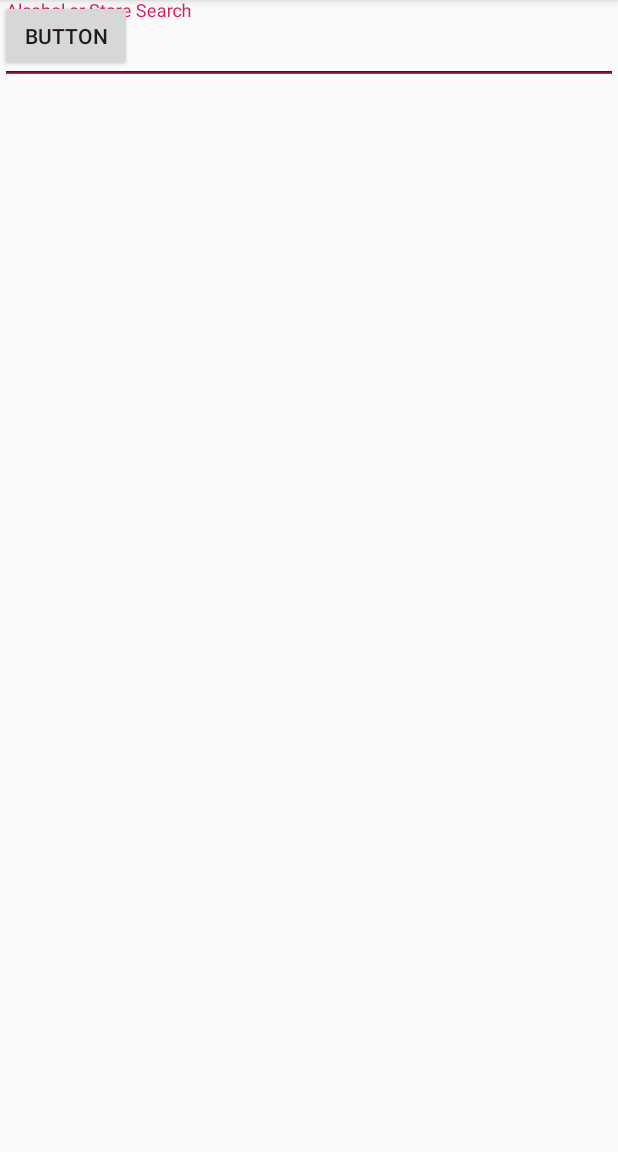
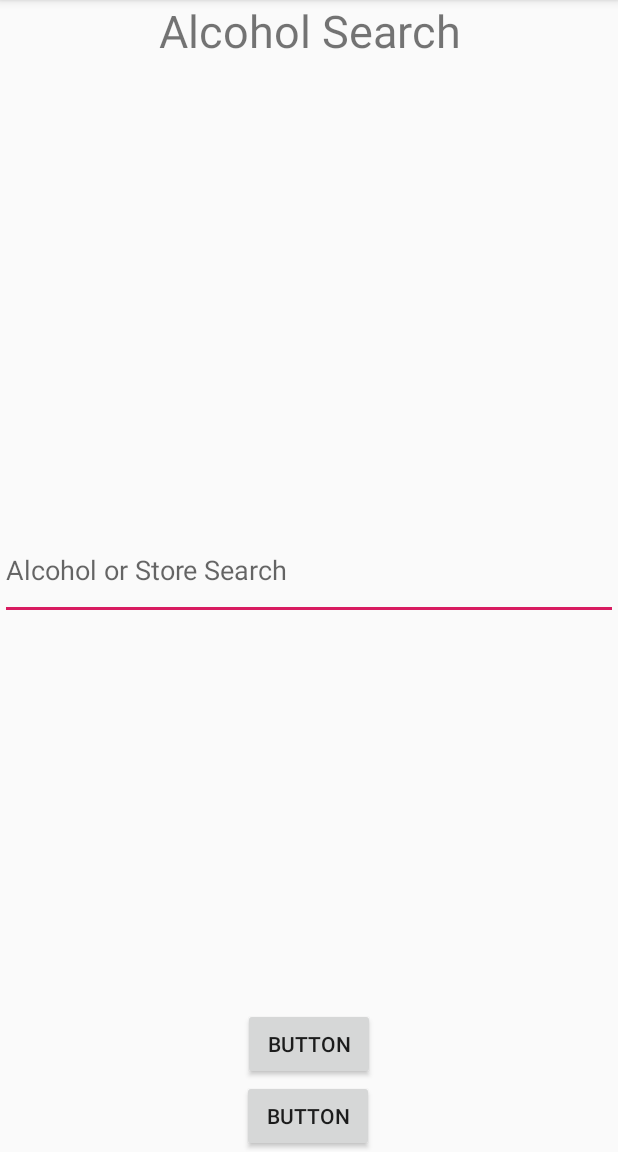
Before and after one commit to Porter-Carl-IV/FlagBAC, an Android app: the screen it shows after launch (MainActivity), on a phone screen of 412 x 824 dp, the part 84-1236 px from its top. Run offline under Robolectric (Android 15) with nearby library versions, the phone set to English and light mode, and no system bars.

Commit message:
Added imageviews

```diff
--- a/app/build.gradle
+++ b/app/build.gradle
@@ -30,7 +30,7 @@ android {
 
 dependencies {
     implementation fileTree(dir: 'libs', include: ['*.jar'])
-    implementation"org.jetbrains.kotlin:kotlin-stdlib-jdk7:$kotlin_version"
+    implementation "org.jetbrains.kotlin:kotlin-stdlib-jdk7:$kotlin_version"
     implementation 'androidx.appcompat:appcompat:1.0.2'
     implementation 'androidx.core:core-ktx:1.0.2'
     implementation 'androidx.constraintlayout:constraintlayout:1.1.3'
--- a/app/src/main/java/com/example/flagbac/AlcoholAdapter.kt
+++ b/app/src/main/java/com/example/flagbac/AlcoholAdapter.kt
@@ -5,6 +5,7 @@ import android.content.Intent
 import android.view.LayoutInflater
 import android.view.View
 import android.view.ViewGroup
+import android.widget.ImageView
 import android.widget.TextView
 import androidx.cardview.widget.CardView
 import androidx.core.content.ContextCompat.startActivity
@@ -25,7 +26,7 @@ class AlcoholAdapter(val alcoholList: ArrayList<Alcohol>,
     override fun onBindViewHolder(holder: ViewHolder, position: Int) {
         holder.name?.text = alcoholList[position].name
         holder.brewery?.text = alcoholList[position].brewery
-        //holder.imgID?.text = alcoholList[location].imgID.toString()
+        holder.imgID.setImageResource(R.drawable.beer);
         holder.cardView.setOnClickListener {
             val intent = Intent(context, StoreSearch::class.java)
             val alcohol = alcoholList.get(position)
@@ -39,7 +40,7 @@ class AlcoholAdapter(val alcoholList: ArrayList<Alcohol>,
         val cardView = itemView.findViewById<CardView>(R.id.alcoholCV)
         val name = itemView.findViewById<TextView>(R.id.alcohol_name)
         val brewery = itemView.findViewById<TextView>(R.id.alcohol_brewery)
-        //val imgID = itemView.findViewById<ImageView>(R.id.alcohol_photo)
+        val imgID = itemView.findViewById<ImageView>(R.id.alcohol_photo)
 
 
     }
--- a/app/src/main/java/com/example/flagbac/MainActivity.kt
+++ b/app/src/main/java/com/example/flagbac/MainActivity.kt
@@ -17,7 +17,7 @@ class MainActivity : AppCompatActivity() {
         super.onCreate(savedInstanceState)
         setContentView(R.layout.activity_main)
 
-        button.setOnClickListener{
+        searchButton.setOnClickListener{
             val i = Intent(this@MainActivity, AlcoholSearch::class.java)
             startActivity(i)
         }
--- a/app/src/main/java/com/example/flagbac/StoreSearch.kt
+++ b/app/src/main/java/com/example/flagbac/StoreSearch.kt
@@ -25,7 +25,7 @@ class StoreSearch : AppCompatActivity()  {
         // RecyclerView for StoreSearch.
         storeSearchRV.layoutManager = LinearLayoutManager(this,
             LinearLayoutManager.VERTICAL, false)
-        val storeRVAdapter = StoreAdapter( storeList )
+        val storeRVAdapter = StoreAdapter( storeList, this)
         storeSearchRV.adapter = storeRVAdapter
 
     }
--- a/app/src/main/res/layout/activity_main.xml
+++ b/app/src/main/res/layout/activity_main.xml
@@ -7,30 +7,64 @@
     tools:context=".MainActivity">
 
     <Button
-        android:id="@+id/button"
+        android:id="@+id/insertButton"
         android:layout_width="wrap_content"
         android:layout_height="wrap_content"
         android:text="Button"
-        tools:layout_editor_absoluteX="161dp"
-        tools:layout_editor_absoluteY="507dp" />
+        app:layout_constraintBottom_toBottomOf="parent"
+        app:layout_constraintEnd_toEndOf="parent"
+        app:layout_constraintHorizontal_bias="0.498"
+        app:layout_constraintStart_toStartOf="parent" />
 
     <com.google.android.material.textfield.TextInputLayout
+        android:id="@+id/textInputLayout2"
         android:layout_width="match_parent"
-        android:layout_height="wrap_content">
+        android:layout_height="wrap_content"
+        android:layout_marginTop="24dp"
+        app:layout_constraintBottom_toTopOf="@+id/insertButton"
+        app:layout_constraintEnd_toEndOf="parent"
+        app:layout_constraintHorizontal_bias="0.0"
+        app:layout_constraintStart_toStartOf="parent"
+        app:layout_constraintTop_toBottomOf="@+id/textView3"
+        app:layout_constraintVertical_bias="0.095">
 
-        <com.google.android.material.textfield.TextInputEditText
-            android:layout_width="match_parent"
-            android:layout_height="wrap_content"
-            android:hint="Alcohol or Store Search" />
     </com.google.android.material.textfield.TextInputLayout>
 
     <com.google.android.material.textfield.TextInputLayout
+        android:id="@+id/textInputLayout"
         android:layout_width="match_parent"
-        android:layout_height="wrap_content">
+        android:layout_height="wrap_content"
+        app:layout_constraintBottom_toTopOf="parent">
 
-        <com.google.android.material.textfield.TextInputEditText
-            android:layout_width="match_parent"
-            android:layout_height="wrap_content"
-            android:hint="hint" />
     </com.google.android.material.textfield.TextInputLayout>
+
+    <TextView
+        android:id="@+id/textView3"
+        android:layout_width="match_parent"
+        android:layout_height="wrap_content"
+        android:text="@string/activity_main_banner"
+        android:textSize="30sp"
+        android:gravity="center"
+        app:layout_constraintEnd_toEndOf="parent"
+        app:layout_constraintStart_toStartOf="parent"
+        app:layout_constraintTop_toTopOf="parent" />
+
+    <com.google.android.material.textfield.TextInputEditText
+        android:id="@+id/insert"
+        android:layout_width="match_parent"
+        android:layout_height="66dp"
+        android:hint="Alcohol or Store Search"
+        app:layout_constraintBottom_toTopOf="@+id/insertButton"
+        app:layout_constraintTop_toBottomOf="@+id/textView3"
+        tools:layout_editor_absoluteX="-16dp" />
+
+    <Button
+        android:id="@+id/searchButton"
+        android:layout_width="wrap_content"
+        android:layout_height="wrap_content"
+        android:text="Button"
+        app:layout_constraintBottom_toTopOf="@+id/insertButton"
+        app:layout_constraintEnd_toEndOf="parent"
+        app:layout_constraintStart_toStartOf="parent" />
+
 </androidx.constraintlayout.widget.ConstraintLayout>
--- a/app/src/main/res/layout/store_description.xml
+++ b/app/src/main/res/layout/store_description.xml
@@ -3,4 +3,9 @@
     android:orientation="vertical" android:layout_width="match_parent"
     android:layout_height="match_parent">
 
+    <TextView
+        android:id="@+id/textView2"
+        android:layout_width="match_parent"
+        android:layout_height="wrap_content"
+        android:text="Fuck you" />
 </LinearLayout>
--- a/app/src/main/res/values/strings.xml
+++ b/app/src/main/res/values/strings.xml
@@ -2,4 +2,6 @@
     <string name="app_name">FlagBAC</string>
     <string name="alcohol_search_banner">Alcohol Results</string>
     <string name="store_search_banner">Store Results</string>
+    <string name="activity_main_banner">Alcohol Search</string>
+    <string name="title_activity_main2">Main2Activity</string>
 </resources>
--- a/app/src/main/res/values/styles.xml
+++ b/app/src/main/res/values/styles.xml
@@ -8,4 +8,13 @@
         <item name="colorAccent">@color/colorAccent</item>
     </style>
 
+    <style name="AppTheme.NoActionBar">
+        <item name="windowActionBar">false</item>
+        <item name="windowNoTitle">true</item>
+    </style>
+
+    <style name="AppTheme.AppBarOverlay" parent="ThemeOverlay.AppCompat.Dark.ActionBar" />
+
+    <style name="AppTheme.PopupOverlay" parent="ThemeOverlay.AppCompat.Light" />
+
 </resources>
```
Also changed, not shown: app/src/main/AndroidManifest.xml (+9 -8 lines), app/src/main/java/com/example/flagbac/StoreAdapter.kt (+12 -1 lines), app/src/main/java/com/example/flagbac/StoreDescription.kt (added, +17 -0 lines), app/src/main/res/layout/store_card_view.xml (+8 -0 lines), 1 other file.
